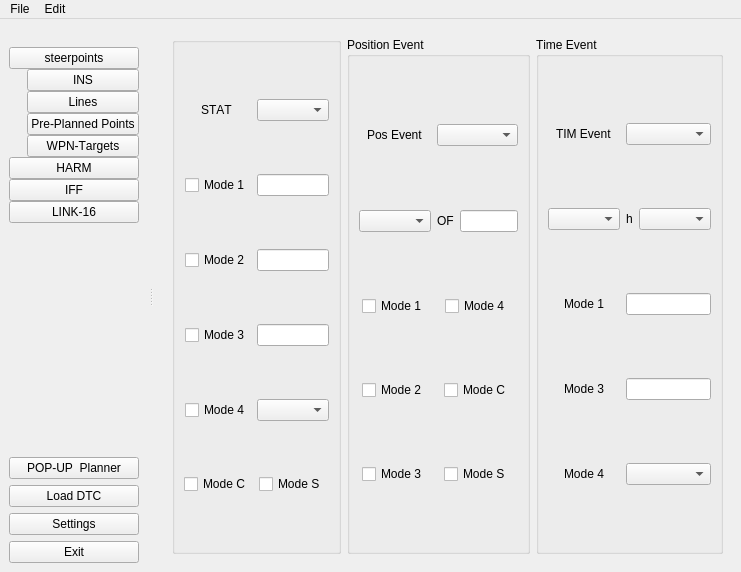
scplo2753/NeoDP, file src/NeoDP.ui: the form before one commit.
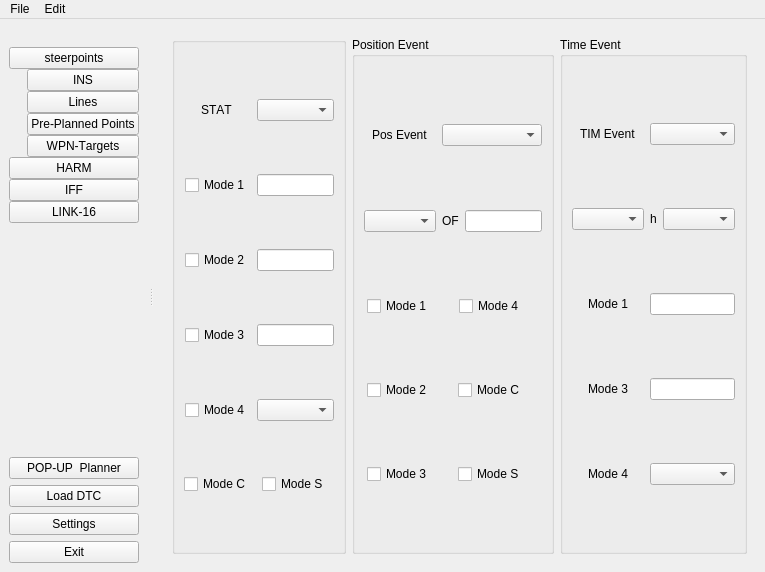
The form after the commit. The open tabs and pages were chosen to show the change.

Diff of the .ui file:
```diff
--- a/src/NeoDP.ui
+++ b/src/NeoDP.ui
@@ -6,7 +6,7 @@
    <rect>
     <x>0</x>
     <y>0</y>
-    <width>741</width>
+    <width>765</width>
     <height>572</height>
    </rect>
   </property>
@@ -886,7 +886,7 @@
     <rect>
      <x>0</x>
      <y>0</y>
-     <width>741</width>
+     <width>765</width>
      <height>33</height>
     </rect>
    </property>
```
Left out of the diff: 4 changed lines with no effect on the pictures.
